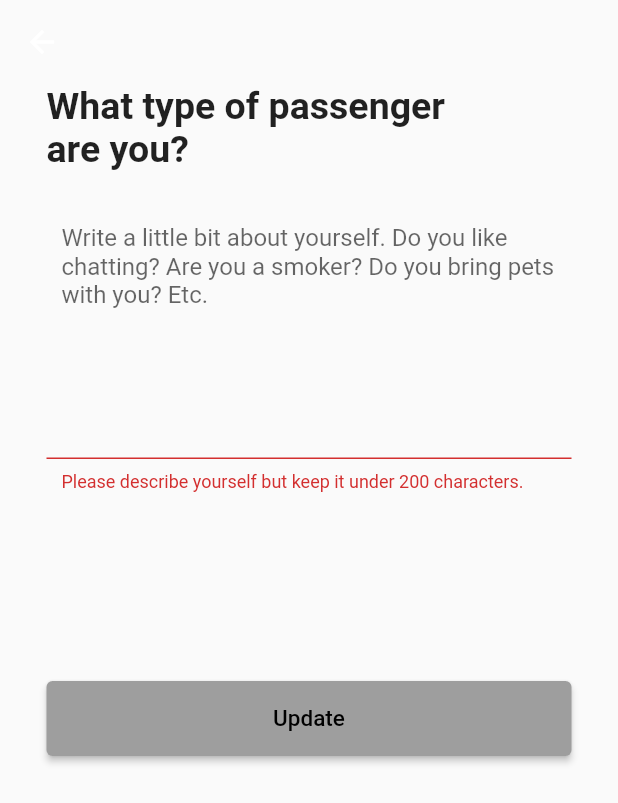
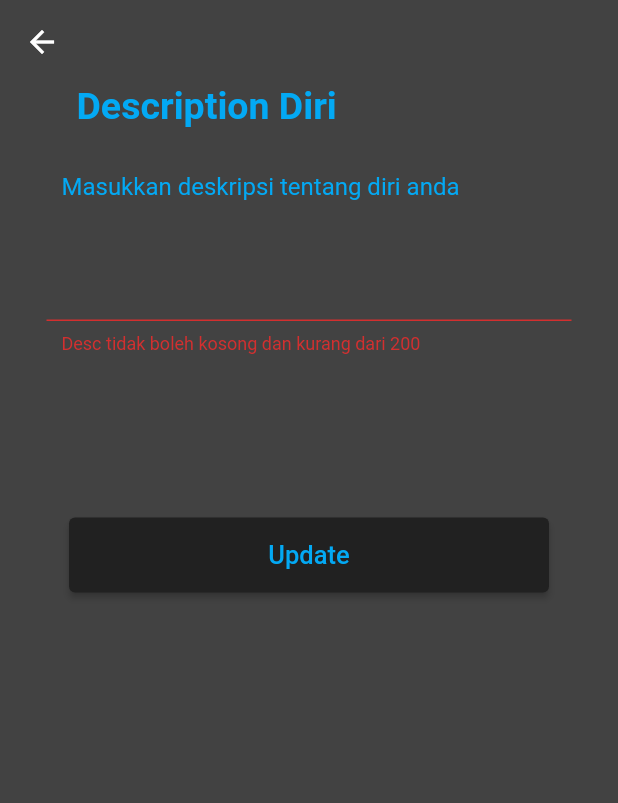
Before and after one commit to Gagas17ez/FlutterTodoSanbercode, a Flutter app: the EditDescriptionFormPage screen opened directly, after a tap on "Update", on a phone screen of 412 x 824 dp. Shown: the top 803 px of the screen. Run offline on Flutter 3.47's test engine with Material 2 defaults, Android fonts, the light colour scheme and no system bars; our stand-ins replace email_validator, firebase_auth, firebase_core, image_picker, shared_preferences, sqflite and 1 more; accounts and stored records are empty.

Commit message:
edit profile fixed

```diff
--- a/lib/screens/edit_profile/edit_description.dart
+++ b/lib/screens/edit_profile/edit_description.dart
@@ -27,6 +27,7 @@ class _EditDescriptionFormPageState extends State<EditDescriptionFormPage> {
   @override
   Widget build(BuildContext context) {
     return Scaffold(
+        backgroundColor: Colors.grey.shade800,
         appBar: buildAppBar(context),
         body: Form(
           key: _formKey,
@@ -35,24 +36,29 @@ class _EditDescriptionFormPageState extends State<EditDescriptionFormPage> {
               mainAxisAlignment: MainAxisAlignment.start,
               children: <Widget>[
                 SizedBox(
-                    width: 350,
+                    width: 310,
                     child: const Text(
-                      "What type of passenger\nare you?",
-                      style:
-                          TextStyle(fontSize: 25, fontWeight: FontWeight.bold),
+                      "Description Diri",
+                      style: TextStyle(
+                          fontSize: 25,
+                          fontWeight: FontWeight.bold,
+                          color: Colors.lightBlue),
                     )),
                 Padding(
                     padding: EdgeInsets.all(20),
                     child: SizedBox(
-                        height: 250,
+                        height: 220,
                         width: 350,
                         child: TextFormField(
+                          style: TextStyle(
+                            color: Colors.white,
+                          ),
                           // Handles Form Validation
                           validator: (value) {
                             if (value == null ||
                                 value.isEmpty ||
                                 value.length > 200) {
-                              return 'Please describe yourself but keep it under 200 characters.';
+                              return 'Desc tidak boleh kosong dan kurang dari 200';
                             }
                             return null;
                           },
@@ -61,19 +67,22 @@ class _EditDescriptionFormPageState extends State<EditDescriptionFormPage> {
                           decoration: const InputDecoration(
                               alignLabelWithHint: true,
                               contentPadding:
-                                  EdgeInsets.fromLTRB(10, 15, 10, 100),
+                                  EdgeInsets.fromLTRB(10, 10, 10, 80),
                               hintMaxLines: 3,
-                              hintText:
-                                  'Write a little bit about yourself. Do you like chatting? Are you a smoker? Do you bring pets with you? Etc.'),
+                              hintText: 'Masukkan deskripsi tentang diri anda',
+                              hintStyle: TextStyle(color: Colors.lightBlue)),
                         ))),
                 Padding(
-                    padding: EdgeInsets.only(top: 50),
+                    padding: EdgeInsets.only(top: 0),
                     child: Align(
                         alignment: Alignment.bottomCenter,
                         child: SizedBox(
-                          width: 350,
+                          width: 320,
                           height: 50,
                           child: ElevatedButton(
+                            style: ElevatedButton.styleFrom(
+                              primary: Colors.grey[900],
+                            ),
                             onPressed: () {
                               // Validate returns true if the form is valid, or false otherwise.
                               if (_formKey.currentState!.validate()) {
@@ -83,7 +92,8 @@ class _EditDescriptionFormPageState extends State<EditDescriptionFormPage> {
                             },
                             child: const Text(
                               'Update',
-                              style: TextStyle(fontSize: 15),
+                              style: TextStyle(
+                                  fontSize: 17, color: Colors.lightBlue),
                             ),
                           ),
                         )))
--- a/lib/screens/edit_profile/edit_phone.dart
+++ b/lib/screens/edit_profile/edit_phone.dart
@@ -36,6 +36,7 @@ class EditPhoneFormPageState extends State<EditPhoneFormPage> {
   @override
   Widget build(BuildContext context) {
     return Scaffold(
+        backgroundColor: Colors.grey.shade800,
         appBar: buildAppBar(context),
         body: Form(
           key: _formKey,
@@ -46,9 +47,11 @@ class EditPhoneFormPageState extends State<EditPhoneFormPage> {
                 SizedBox(
                     width: 320,
                     child: const Text(
-                      "What's Your Phone Number?",
-                      style:
-                          TextStyle(fontSize: 22, fontWeight: FontWeight.bold),
+                      "No Telepon",
+                      style: TextStyle(
+                          fontSize: 22,
+                          fontWeight: FontWeight.bold,
+                          color: Colors.lightBlue),
                     )),
                 Padding(
                     padding: EdgeInsets.only(top: 40),
@@ -56,30 +59,36 @@ class EditPhoneFormPageState extends State<EditPhoneFormPage> {
                         height: 100,
                         width: 320,
                         child: TextFormField(
+                          style: TextStyle(
+                            color: Colors.white,
+                          ),
                           // Handles Form Validation
                           validator: (value) {
                             if (value == null || value.isEmpty) {
-                              return 'Please enter your phone number';
+                              return 'Masukkan no tlp anda';
                             } else if (isAlpha(value)) {
-                              return 'Only Numbers Please';
+                              return 'No tlp hanya angka';
                             } else if (value.length < 10) {
-                              return 'Please enter a VALID phone number';
+                              return 'Masukkan no tlp valid';
                             }
                             return null;
                           },
                           controller: phoneController,
                           decoration: const InputDecoration(
-                            labelText: 'Your Phone Number',
-                          ),
+                              labelText: 'No Telepon Anda',
+                              labelStyle: TextStyle(color: Colors.blueAccent)),
                         ))),
                 Padding(
-                    padding: EdgeInsets.only(top: 150),
+                    padding: EdgeInsets.only(top: 130),
                     child: Align(
                         alignment: Alignment.bottomCenter,
                         child: SizedBox(
                           width: 320,
                           height: 50,
                           child: ElevatedButton(
+                            style: ElevatedButton.styleFrom(
+                              primary: Colors.grey[900],
+                            ),
                             onPressed: () {
                               // Validate returns true if the form is valid, or false otherwise.
                               if (_formKey.currentState!.validate() &&
@@ -90,7 +99,8 @@ class EditPhoneFormPageState extends State<EditPhoneFormPage> {
                             },
                             child: const Text(
                               'Update',
-                              style: TextStyle(fontSize: 15),
+                              style: TextStyle(
+                                  fontSize: 17, color: Colors.lightBlue),
                             ),
                           ),
                         )))
--- a/lib/screens/home_screen.dart
+++ b/lib/screens/home_screen.dart
@@ -5,7 +5,7 @@ import 'package:poi_poi_todo/screens/profile_page.dart';
 import 'database/database.dart';
 import 'models/note_model.dart';
 
-import 'models/add_note_screen.dart';
+import 'add_note_screen.dart';
 
 class HomeScreen extends StatefulWidget {
   @override
```
Also changed, not shown: lib/screens/add_note_screen.dart (renamed from lib/screens/models/add_note_screen.dart, +6 -6 lines), lib/screens/edit_profile/edit_email.dart (+18 -8 lines), lib/screens/edit_profile/edit_name.dart (+24 -9 lines).
